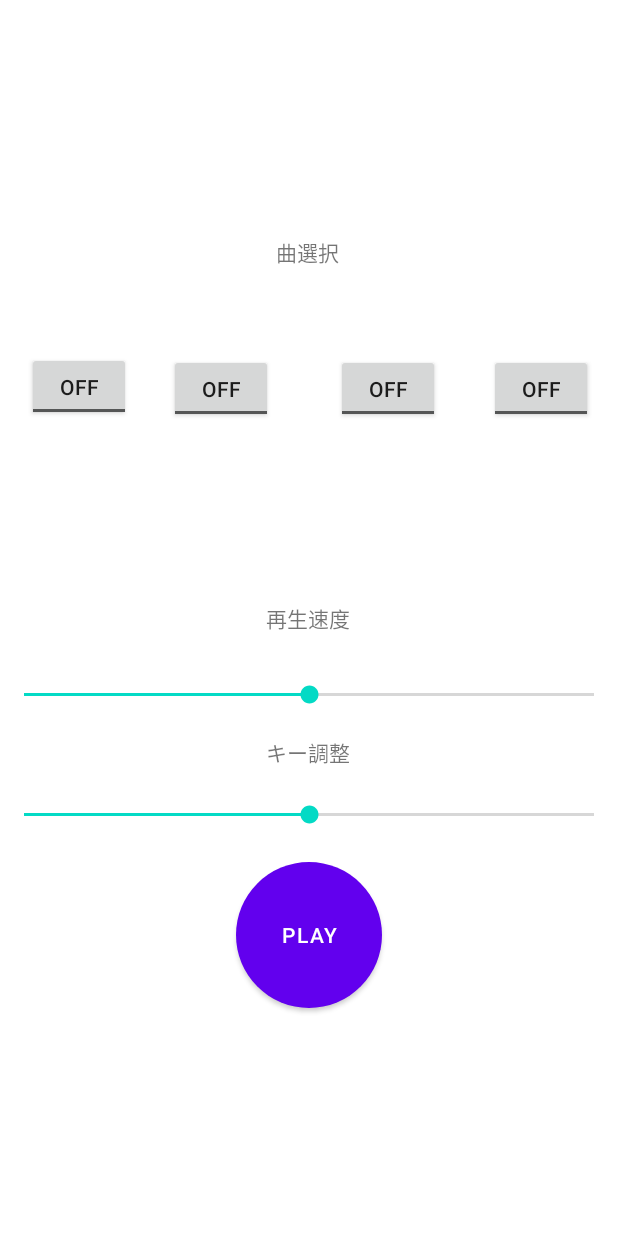
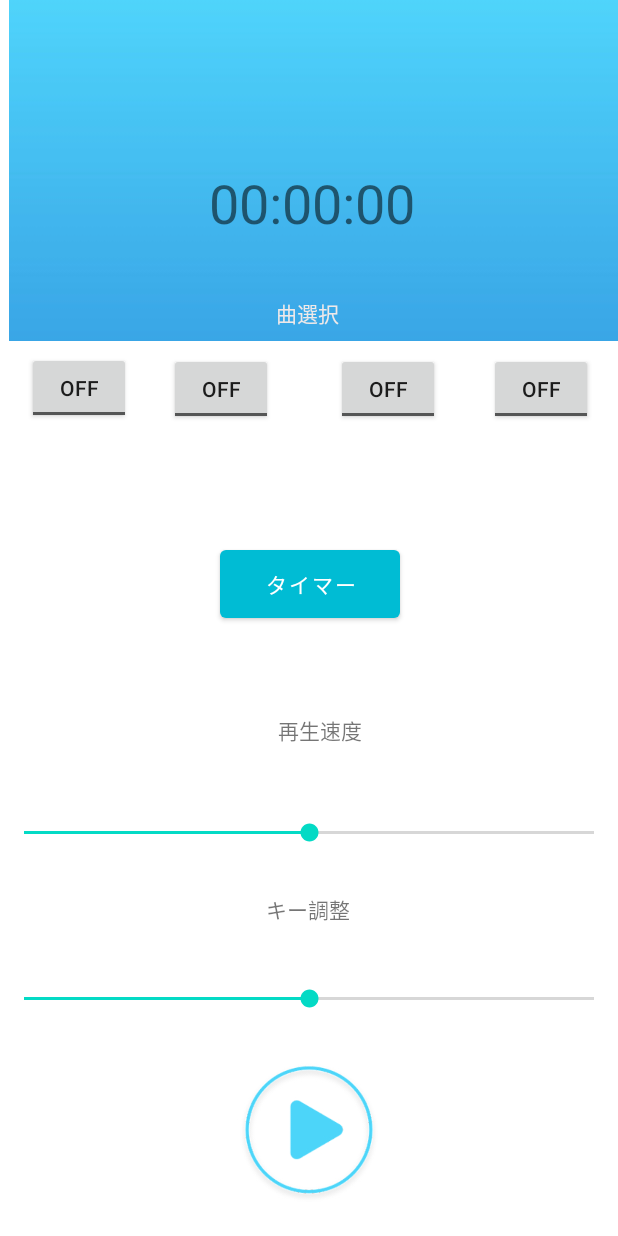
Before and after one commit to otake-code/Music-application, an Android app: the screen it shows after launch (MainActivity), on a phone screen of 412 x 824 dp. Run offline under Robolectric (Android 15) with nearby library versions, the phone set to English and light mode, and no system bars.

Commit message:
7月26日のプッシュ

```diff
--- a/app/src/main/AndroidManifest.xml
+++ b/app/src/main/AndroidManifest.xml
@@ -16,6 +16,9 @@
         android:theme="@style/Theme.MusicApplication"
         tools:targetApi="33">
         <activity
+            android:name=".TimeSettingActivity"
+            android:exported="false" />
+        <activity
             android:name=".MusicChoice"
             android:exported="false" />
         <activity
--- a/app/src/main/java/com/example/musicapplication/MainActivity.java
+++ b/app/src/main/java/com/example/musicapplication/MainActivity.java
@@ -5,22 +5,32 @@ import androidx.appcompat.app.AppCompatActivity;
 import android.content.Intent;
 import android.media.MediaPlayer;
 import android.os.Bundle;
+import android.os.CountDownTimer;
 import android.view.View;
 import android.widget.Button;
 import android.widget.CompoundButton;
+import android.widget.ImageButton;
 import android.widget.SeekBar;
+import android.widget.TextView;
 import android.widget.ToggleButton;
+import android.app.Activity;
 
 public class MainActivity extends AppCompatActivity {
 
     private MediaPlayer mediaPlayer;
-    private Button button_play;
+    private ImageButton button_play;
     private SeekBar speedSeekBar;
     private SeekBar pitchSeekBar;
     private ToggleButton toggleButton1;
     private ToggleButton toggleButton2;
     private ToggleButton toggleButton3;
     private ToggleButton toggleButton4;
+    private Button timerButton;
+    private TextView timerTextView;
+    private CountDownTimer timer; // timerを宣言
+    private static final int REQUEST_CODE_TIMER_SETTING = 1;
+    private long timerDuration = 60000; // デフォルトのタイマー時間（1分）
+    private long timeLeftInMillis = 0;
     private View graphView; // 棒グラフを表示するView
 
     @Override
@@ -39,6 +49,8 @@ public class MainActivity extends AppCompatActivity {
         button_play = findViewById(R.id.play_button);
         speedSeekBar = findViewById(R.id.speedSeekBar);
         pitchSeekBar = findViewById(R.id.pitchSeekBar);
+
+        timerButton =findViewById(R.id.btn_open_timer_setting);
         //graphView = findViewById(R.id.graph_view);
 
         toggleButton1.setTextOn("1");
@@ -49,6 +61,7 @@ public class MainActivity extends AppCompatActivity {
         toggleButton3.setTextOff("3");
         toggleButton4.setTextOn("4");
         toggleButton4.setTextOff("4");
+
 
 
         toggleButton1.setOnCheckedChangeListener((buttonView, isChecked) -> {
@@ -84,7 +97,147 @@ public class MainActivity extends AppCompatActivity {
             } else {}
         });
 
-        /*btn1.setOnClickListener(new View.OnClickListener() {
+
+
+
+        button_play.setOnClickListener(new View.OnClickListener() {
+            @Override
+            public void onClick(View view) {
+                if (mediaPlayer != null) {
+                    if (mediaPlayer.isPlaying()) {
+                        mediaPlayer.pause();
+                        //button_play.setText("PLAY");
+                        // ボタンの背景画像を変更
+                        button_play.setBackgroundResource(R.drawable.start); // stop.jpegの画像を設定
+                        if(timer != null){
+                            timer.cancel();
+                        }
+                        //hideGraph(); // 再生を一時停止したら棒グラフも非表示にする
+                    } else {
+                        float speed = speedSeekBar.getProgress() / 100f;
+                        float pitch = pitchSeekBar.getProgress() / 100f;
+
+                        mediaPlayer.setPlaybackParams(mediaPlayer.getPlaybackParams().setSpeed(speed));
+                        mediaPlayer.setPlaybackParams(mediaPlayer.getPlaybackParams().setPitch(pitch));
+
+                        if (mediaPlayer.getCurrentPosition() == mediaPlayer.getDuration()) {
+                            mediaPlayer.seekTo(0);
+                        }
+                        mediaPlayer.start();
+                        //button_play.setText("STOP");
+                        // ボタンの背景画像を変更
+                        button_play.setBackgroundResource(R.drawable.stop); // play.jpegの画像を設定
+                        // タイマーを設定して開始
+                        if (timer != null) {
+                            timer.cancel();
+                        }
+                        //timerDuration = 60000; // タイマーの時間をミリ秒単位で設定（ここでは1分）
+                        startTimer(timerDuration);
+
+                        //showGraph(); // 再生開始時に棒グラフを表示する
+                    }
+                }
+            }
+        });
+
+        // TextViewを取得
+        timerTextView = findViewById(R.id.timerTextView);
+
+        // タイマーの時間を表示するメソッドを呼び出す
+        updateTimerText(timeLeftInMillis);
+
+        // タイマー設定画面を開くボタンのクリックリスナーを設定
+        timerButton.setOnClickListener(new View.OnClickListener() {
+            @Override
+            public void onClick(View view) {
+                openTimerSettingActivity();
+            }
+        });
+    }
+    // タイマーの時間を表示するメソッド
+    private void updateTimerText(long milliseconds) {
+        int hours = (int) (milliseconds / 3600000);
+        int minutes = (int) ((milliseconds % 3600000) / 60000);
+        int seconds = (int) ((milliseconds % 60000) / 1000);
+        String timeString = String.format("%02d:%02d:%02d", hours, minutes, seconds);
+        timerTextView.setText(timeString);
+    }
+
+    /*private void startTimer(long duration) {
+        timer = new CountDownTimer(duration, 1000) {
+            @Override
+            public void onTick(long millisUntilFinished) {
+                // タイマーの残り時間が更新されたときの処理
+            }
+
+            @Override
+            public void onFinish() {
+                // タイマーが終了したときの処理
+                if (mediaPlayer != null && mediaPlayer.isPlaying()) {
+                    mediaPlayer.pause();
+                    button_play.setBackgroundResource(R.drawable.start);
+                }
+            }
+        }.start();
+    }*/
+    // タイマーを開始するメソッド
+    private void startTimer(long durationInMillis) {
+        if (timer != null) {
+            timer.cancel();
+        }
+
+        timer = new CountDownTimer(durationInMillis, 1000) {
+            @Override
+            public void onTick(long millisUntilFinished) {
+                // 残り時間を表示
+                updateTimerText(millisUntilFinished);
+            }
+
+            @Override
+            public void onFinish() {
+                // タイマーが終了したときの処理
+                updateTimerText(0);
+                if (mediaPlayer != null && mediaPlayer.isPlaying()) {
+                    mediaPlayer.pause();
+                    button_play.setBackgroundResource(R.drawable.start);
+                }
+            }
+        }.start();
+    }
+
+
+    private void openTimerSettingActivity() {
+        Intent intent = new Intent(this, TimeSettingActivity.class);
+        startActivityForResult(intent, REQUEST_CODE_TIMER_SETTING);
+    }
+
+    // タイマー設定画面から戻ってきたときに呼ばれるメソッド
+    @Override
+    protected void onActivityResult(int requestCode, int resultCode, Intent data) {
+        super.onActivityResult(requestCode, resultCode, data);
+        if (requestCode == REQUEST_CODE_TIMER_SETTING && resultCode == Activity.RESULT_OK) {
+            if (data != null) {
+                // 設定されたタイマー時間を取得
+                long selectedDuration = data.getLongExtra("timer_duration", 0);
+                if (selectedDuration > 0) {
+                    timerDuration = selectedDuration;
+                }
+            }
+        }
+    }
+
+
+    @Override
+    protected void onDestroy() {
+        super.onDestroy();
+        if (mediaPlayer != null) {
+            mediaPlayer.release();
+            mediaPlayer = null;
+        }
+    }
+}
+
+ /*btn1.setOnClickListener(new View.OnClickListener() {
             @Override
             public void onClick(View view) {
                 // ボタン1がクリックされたときの処理
@@ -112,88 +265,3 @@ public class MainActivity extends AppCompatActivity {
                 mediaPlayer = MediaPlayer.create(MainActivity.this, R.raw.music4);
             }
         });*/
-
-        button_play.setOnClickListener(new View.OnClickListener() {
-            @Override
-            public void onClick(View view) {
-                if (mediaPlayer != null) {
-                    if (mediaPlayer.isPlaying()) {
-                        mediaPlayer.pause();
-                        button_play.setText("PLAY");
-                        //hideGraph(); // 再生を一時停止したら棒グラフも非表示にする
-                    } else {
-                        float speed = speedSeekBar.getProgress() / 100f;
-                        float pitch = pitchSeekBar.getProgress() / 100f;
-
-                        mediaPlayer.setPlaybackParams(mediaPlayer.getPlaybackParams().setSpeed(speed));
-                        mediaPlayer.setPlaybackParams(mediaPlayer.getPlaybackParams().setPitch(pitch));
-
-                        if (mediaPlayer.getCurrentPosition() == mediaPlayer.getDuration()) {
-                            mediaPlayer.seekTo(0);
-                        }
-                        mediaPlayer.start();
-                        button_play.setText("STOP");
-                        //showGraph(); // 再生開始時に棒グラフを表示する
-                    }
-                }
-            }
-        });
-
-    }
-
-    //======================グラフの描画===============
-    /*private void showGraph() {
-        if (!isGraphShowing) {
-            isGraphShowing = true;
-            graphView.setVisibility(View.VISIBLE);
-            startGraphAnimation();
-        }
-    }
-
-    private void hideGraph() {
-        if (isGraphShowing) {
-            isGraphShowing = false;
-            graphView.setVisibility(View.INVISIBLE);
-            stopGraphAnimation();
-        }
-    }
-
-    private void startGraphAnimation() {
-        final int maxGraphHeight = graphView.getHeight(); // グラフの最大の高さをViewの高さとする
-        final Random random = new Random();
-        final Runnable graphAnimationRunnable = new Runnable() {
-            @Override
-            public void run() {
-                if (isGraphShowing) {
-                    int graphHeight = random.nextInt(maxGraphHeight);
-                    updateGraphView(graphHeight);
-                    graphView.postDelayed(this, 100); // 100msごとに新しいランダムな高さの棒グラフを描画
-                }
-            }
-        };
-        graphAnimationRunnable.run();
-    }
-
-    private void stopGraphAnimation() {
-        graphView.removeCallbacks(null);
-    }
-
-    private void updateGraphView(int graphHeight) {
-        // ここで実際の棒グラフの描画処理を行う
-        // graphHeightを利用して、表示を更新する
-        // この例では単純に高さを設定していますが、実際の描画は要件に合わせてカスタマイズしてください
-        graphView.getLayoutParams().height = graphHeight;
-        graphView.requestLayout();
-    }*/
-//===== 終わり============================---
-
-
-    @Override
-    protected void onDestroy() {
-        super.onDestroy();
-        if (mediaPlayer != null) {
-            mediaPlayer.release();
-            mediaPlayer = null;
-        }
-    }
-}
--- a/app/src/main/res/layout/activity_main.xml
+++ b/app/src/main/res/layout/activity_main.xml
@@ -6,17 +6,30 @@
     android:layout_height="match_parent"
     tools:context=".MainActivity">
 
+    <ImageView
+        android:id="@+id/imageView"
+        android:layout_width="406dp"
+        android:layout_height="227dp"
+        android:layout_margin="0dp"
+        android:scaleType="centerCrop"
+        app:layout_constraintEnd_toEndOf="parent"
+        app:layout_constraintHorizontal_bias="1.0"
+        app:layout_constraintStart_toStartOf="parent"
+        app:layout_constraintTop_toTopOf="parent"
+        app:srcCompat="@drawable/haikei" />
+
     <TextView
         android:id="@+id/textView3"
         android:layout_width="wrap_content"
         android:layout_height="wrap_content"
         android:text="曲選択"
+        android:textColor="#EFE9E9"
         app:layout_constraintBottom_toBottomOf="parent"
         app:layout_constraintEnd_toEndOf="parent"
         app:layout_constraintHorizontal_bias="0.498"
         app:layout_constraintStart_toStartOf="parent"
         app:layout_constraintTop_toTopOf="parent"
-        app:layout_constraintVertical_bias="0.196" />
+        app:layout_constraintVertical_bias="0.247" />
 
     <TextView
         android:id="@+id/textView2"
@@ -48,22 +61,24 @@
         android:text="再生速度"
         app:layout_constraintBottom_toBottomOf="parent"
         app:layout_constraintEnd_toEndOf="parent"
-        app:layout_constraintHorizontal_bias="0.498"
+        app:layout_constraintHorizontal_bias="0.52"
         app:layout_constraintStart_toStartOf="parent"
-        app:layout_constraintTop_toTopOf="parent" />
+        app:layout_constraintTop_toTopOf="parent"
+        app:layout_constraintVertical_bias="0.593" />
 
-    <Button
+    <ImageButton
         android:id="@+id/play_button"
         android:layout_width="97dp"
         android:layout_height="97dp"
         android:layout_margin="20dp"
-        android:background="@drawable/shape_sample"
-        android:backgroundTint="#9C27B0"
+        android:background="@drawable/start"
         android:text="PLAY"
+        android:contentDescription="背景"
         app:layout_constraintBottom_toBottomOf="parent"
         app:layout_constraintEnd_toEndOf="parent"
         app:layout_constraintStart_toStartOf="parent"
-        app:layout_constraintTop_toBottomOf="@+id/textView" />
+        app:layout_constraintTop_toBottomOf="@+id/textView"
+        app:layout_constraintVertical_bias="1.0" />
 
     <SeekBar
         android:id="@+id/speedSeekBar"
@@ -73,13 +88,13 @@
         android:progress="100"
         app:layout_constraintBottom_toTopOf="@+id/play_button"
         app:layout_constraintTop_toBottomOf="@+id/textView"
-        app:layout_constraintVertical_bias="0.232"
-        tools:layout_editor_absoluteX="0dp" />
+        app:layout_constraintVertical_bias="0.253"
+        tools:layout_editor_absoluteX="17dp" />
 
     <ToggleButton
         android:id="@+id/togglebutton1"
         android:layout_width="69dp"
-        android:layout_height="46dp"
+        android:layout_height="48dp"
         app:layout_constraintBottom_toBottomOf="parent"
         app:layout_constraintEnd_toEndOf="parent"
         app:layout_constraintHorizontal_bias="0.052"
@@ -90,7 +105,7 @@
     <ToggleButton
         android:id="@+id/togglebutton2"
         android:layout_width="69dp"
-        android:layout_height="46dp"
+        android:layout_height="48dp"
         app:layout_constraintBottom_toBottomOf="parent"
         app:layout_constraintEnd_toEndOf="parent"
         app:layout_constraintHorizontal_bias="0.328"
@@ -101,7 +116,7 @@
     <ToggleButton
         android:id="@+id/togglebutton3"
         android:layout_width="69dp"
-        android:layout_height="46dp"
+        android:layout_height="48dp"
         app:layout_constraintBottom_toBottomOf="parent"
         app:layout_constraintEnd_toEndOf="parent"
         app:layout_constraintHorizontal_bias="0.653"
@@ -112,7 +127,7 @@
     <ToggleButton
         android:id="@+id/togglebutton4"
         android:layout_width="69dp"
-        android:layout_height="46dp"
+        android:layout_height="48dp"
         app:layout_constraintBottom_toBottomOf="parent"
         app:layout_constraintEnd_toEndOf="parent"
         app:layout_constraintHorizontal_bias="0.952"
@@ -120,4 +135,31 @@
         app:layout_constraintTop_toTopOf="parent"
         app:layout_constraintVertical_bias="0.303" />
 
+    <Button
+        android:id="@+id/btn_open_timer_setting"
+        android:layout_width="120dp"
+        android:layout_height="57dp"
+        android:text="タイマー"
+        app:backgroundTint="#00BCD4"
+        app:layout_constraintBottom_toTopOf="@+id/textView"
+        app:layout_constraintEnd_toEndOf="parent"
+        app:layout_constraintHorizontal_bias="0.503"
+        app:layout_constraintStart_toStartOf="parent"
+        app:layout_constraintTop_toBottomOf="@+id/imageView"
+        app:layout_constraintVertical_bias="0.697" />
+
+    <TextView
+        android:id="@+id/timerTextView"
+        android:layout_width="wrap_content"
+        android:layout_height="wrap_content"
+        android:layout_centerInParent="true"
+        android:text="00:00:00"
+        android:textSize="36sp"
+        app:layout_constraintBottom_toTopOf="@+id/btn_open_timer_setting"
+        app:layout_constraintEnd_toEndOf="parent"
+        app:layout_constraintHorizontal_bias="0.508"
+        app:layout_constraintStart_toStartOf="parent"
+        app:layout_constraintTop_toTopOf="@+id/imageView"
+        app:layout_constraintVertical_bias="0.354" />
+
 </androidx.constraintlayout.widget.ConstraintLayout>
```
Also changed, not shown: app/src/main/java/com/example/musicapplication/TimeSettingActivity.java (added, +60 -0 lines), app/src/main/res/layout/activity_time_setting.xml (added, +81 -0 lines), app/src/main/res/drawable/haikei.jpeg (added), app/src/main/res/drawable/start.jpeg (added), app/src/main/res/drawable/stop.jpeg (added).
